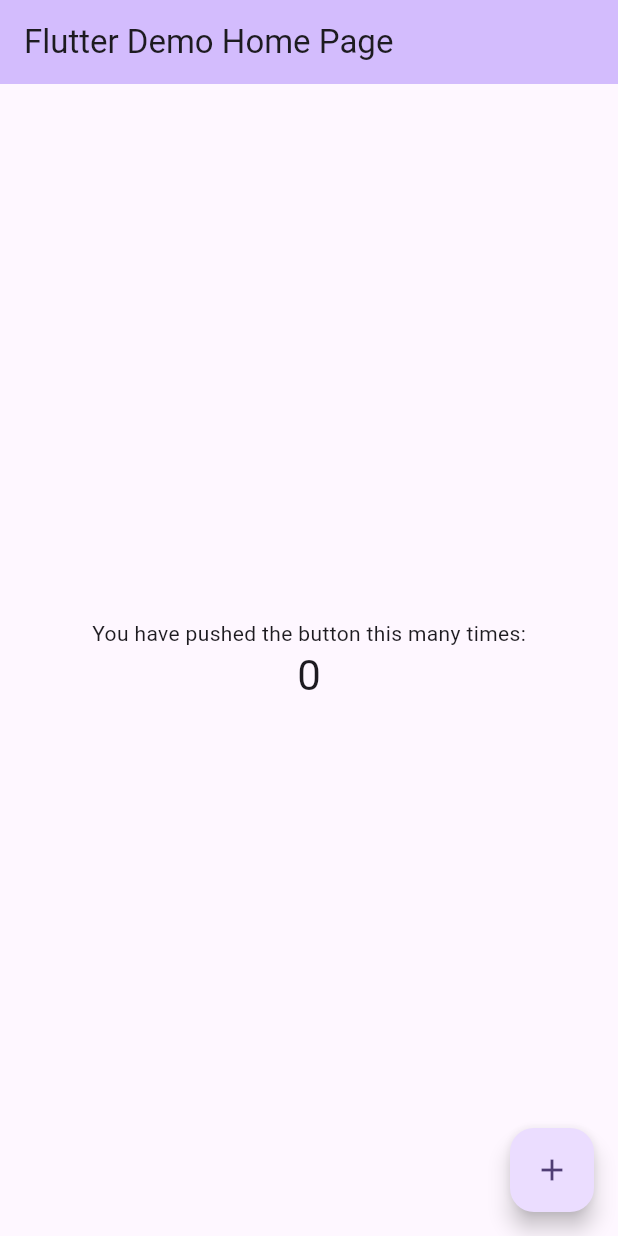
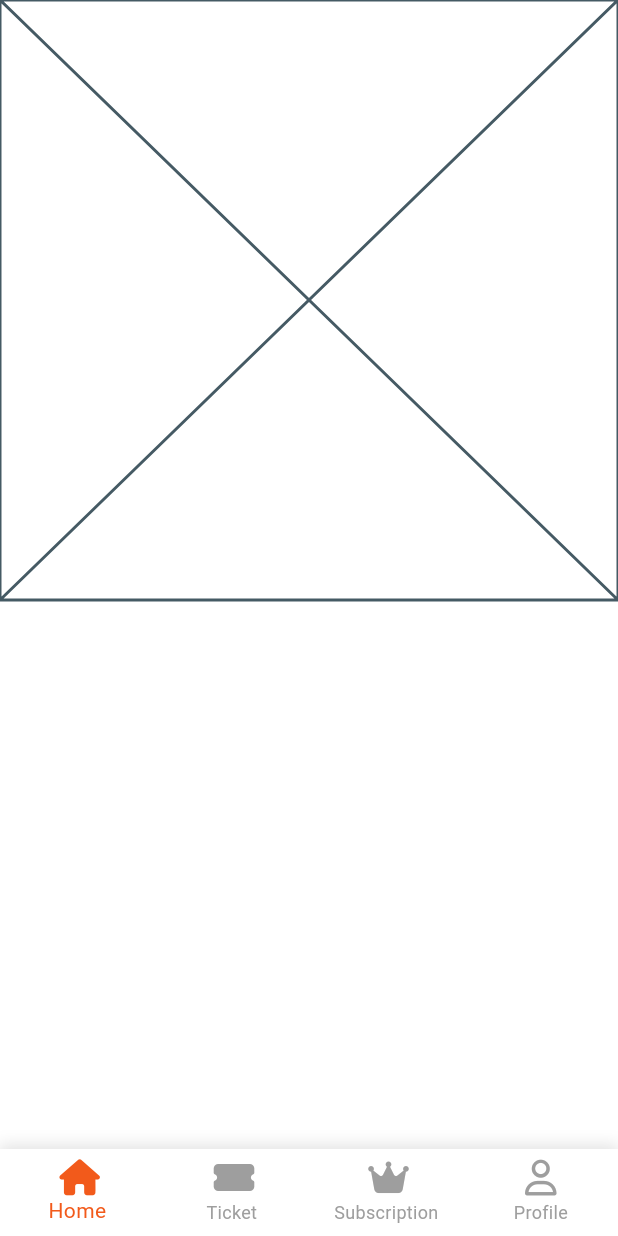
Before and after one commit to aya446/test1, a Flutter app: the screen it shows after launch, on a phone screen of 412 x 824 dp. Run offline on Flutter 3.47's test engine with Material 3 defaults, Android fonts, the phone set to English and light mode, and no system bars; our stand-ins replace font_awesome_flutter.

```diff
--- /dev/null
+++ b/lib/constants.dart
@@ -0,0 +1,7 @@
+import 'package:flutter/material.dart';
+
+class AppColors {
+  static const Color mainColor = Color(0xFFF25A1B);
+  static const Color secondColor = Color(0xFF4ABB69);
+  static const Color textColor = Color(0xFFACACAC);
+}
--- /dev/null
+++ b/lib/features/home/presentation/views/Home_page.dart
@@ -0,0 +1,39 @@
+import 'package:flutter/material.dart';
+import 'package:test1/features/home/presentation/views/widgets/custom_nav_bar.dart';
+import 'package:test1/features/home/presentation/views/widgets/home_body.dart';
+
+class HomePage extends StatefulWidget {
+  const HomePage({super.key});
+
+  @override
+  State<HomePage> createState() => _HomePageState();
+}
+
+class _HomePageState extends State<HomePage> {
+  int _currentIndex = 0;
+
+  final List<Widget> _screens = [
+    const HomeBody(),
+    const Center(child: Text('Ticket')),
+    const Center(child: Text('Subscription')),
+    const Center(child: Text('Profile')),
+  ];
+
+  void _onTabTapped(int index) {
+    setState(() {
+      _currentIndex = index;
+    });
+  }
+
+  @override
+  Widget build(BuildContext context) {
+    return Scaffold(
+      backgroundColor: Colors.white,
+      body: _screens[_currentIndex],
+      bottomNavigationBar: CustomBottomNavBar(
+        currentIndex: _currentIndex,
+        onTap: _onTabTapped,
+      ),
+    );
+  }
+}
--- /dev/null
+++ b/lib/features/home/presentation/views/widgets/custom_nav_bar.dart
@@ -0,0 +1,58 @@
+import 'package:flutter/material.dart';
+import 'package:font_awesome_flutter/font_awesome_flutter.dart';
+import 'package:test1/constants.dart';
+
+class CustomBottomNavBar extends StatelessWidget {
+  final int currentIndex;
+  final Function(int) onTap;
+
+  const CustomBottomNavBar({
+    super.key,
+    required this.currentIndex,
+    required this.onTap,
+  });
+
+  @override
+  Widget build(BuildContext context) {
+    return Container(
+      decoration: BoxDecoration(
+        color: Colors.white,
+        boxShadow: [
+          BoxShadow(
+            color: Colors.grey.withOpacity(0.3),
+            spreadRadius: 1,
+            blurRadius: 8,
+            offset: const Offset(0, -2),
+          ),
+        ],
+      ),
+      child: BottomNavigationBar(
+        backgroundColor: Colors.white,
+        currentIndex: currentIndex,
+        onTap: onTap,
+        selectedItemColor: AppColors.mainColor,
+        unselectedItemColor: Colors.grey,
+        elevation: 0,
+        type: BottomNavigationBarType.fixed,
+        items: const [
+          BottomNavigationBarItem(
+            icon: Icon(FontAwesomeIcons.home),
+            label: 'Home',
+          ),
+          BottomNavigationBarItem(
+            icon: Icon(FontAwesomeIcons.ticketSimple),
+            label: 'Ticket',
+          ),
+          BottomNavigationBarItem(
+            icon: Icon(FontAwesomeIcons.crown),
+            label: 'Subscription',
+          ),
+          BottomNavigationBarItem(
+            icon: Icon(FontAwesomeIcons.user),
+            label: 'Profile',
+          ),
+        ],
+      ),
+    );
+  }
+}
--- /dev/null
+++ b/lib/features/home/presentation/views/widgets/header_section.dart
@@ -0,0 +1,10 @@
+import 'package:flutter/material.dart';
+
+class HeaderSection extends StatelessWidget {
+  const HeaderSection({super.key});
+
+  @override
+  Widget build(BuildContext context) {
+    return const Placeholder();
+  }
+}
--- /dev/null
+++ b/lib/features/home/presentation/views/widgets/home_body.dart
@@ -0,0 +1,13 @@
+import 'package:flutter/material.dart';
+import 'package:test1/features/home/presentation/views/widgets/header_section.dart';
+
+class HomeBody extends StatelessWidget {
+  const HomeBody({super.key});
+
+  @override
+  Widget build(BuildContext context) {
+    return SingleChildScrollView(
+      child: Column(children: const [HeaderSection()]),
+    );
+  }
+}
--- a/lib/main.dart
+++ b/lib/main.dart
@@ -1,122 +1,16 @@
 import 'package:flutter/material.dart';
+import 'package:test1/features/home/presentation/views/Home_page.dart';
 
 void main() {
-  runApp(const MyApp());
+  runApp(const Test1());
 }
 
-class MyApp extends StatelessWidget {
-  const MyApp({super.key});
+class Test1 extends StatelessWidget {
+  const Test1({super.key});
 
   // This widget is the root of your application.
   @override
   Widget build(BuildContext context) {
-    return MaterialApp(
-      title: 'Flutter Demo',
-      theme: ThemeData(
-        // This is the theme of your application.
-        //
-        // TRY THIS: Try running your application with "flutter run". You'll see
-        // the application has a purple toolbar. Then, without quitting the app,
-        // try changing the seedColor in the colorScheme below to Colors.green
-        // and then invoke "hot reload" (save your changes or press the "hot
-        // reload" button in a Flutter-supported IDE, or press "r" if you used
-        // the command line to start the app).
-        //
-        // Notice that the counter didn't reset back to zero; the application
-        // state is not lost during the reload. To reset the state, use hot
-        // restart instead.
-        //
-        // This works for code too, not just values: Most code changes can be
-        // tested with just a hot reload.
-        colorScheme: ColorScheme.fromSeed(seedColor: Colors.deepPurple),
-      ),
-      home: const MyHomePage(title: 'Flutter Demo Home Page'),
-    );
+    return MaterialApp(debugShowCheckedModeBanner: false, home: HomePage());
   }
 }
-
-class MyHomePage extends StatefulWidget {
-  const MyHomePage({super.key, required this.title});
-
-  // This widget is the home page of your application. It is stateful, meaning
-  // that it has a State object (defined below) that contains fields that affect
-  // how it looks.
-
-  // This class is the configuration for the state. It holds the values (in this
-  // case the title) provided by the parent (in this case the App widget) and
-  // used by the build method of the State. Fields in a Widget subclass are
-  // always marked "final".
-
-  final String title;
-
-  @override
-  State<MyHomePage> createState() => _MyHomePageState();
-}
-
-class _MyHomePageState extends State<MyHomePage> {
-  int _counter = 0;
-
-  void _incrementCounter() {
-    setState(() {
-      // This call to setState tells the Flutter framework that something has
-      // changed in this State, which causes it to rerun the build method below
-      // so that the display can reflect the updated values. If we changed
-      // _counter without calling setState(), then the build method would not be
-      // called again, and so nothing would appear to happen.
-      _counter++;
-    });
-  }
-
-  @override
-  Widget build(BuildContext context) {
-    // This method is rerun every time setState is called, for instance as done
-    // by the _incrementCounter method above.
-    //
-    // The Flutter framework has been optimized to make rerunning build methods
-    // fast, so that you can just rebuild anything that needs updating rather
-    // than having to individually change instances of widgets.
-    return Scaffold(
-      appBar: AppBar(
-        // TRY THIS: Try changing the color here to a specific color (to
-        // Colors.amber, perhaps?) and trigger a hot reload to see the AppBar
-        // change color while the other colors stay the same.
-        backgroundColor: Theme.of(context).colorScheme.inversePrimary,
-        // Here we take the value from the MyHomePage object that was created by
-        // the App.build method, and use it to set our appbar title.
-        title: Text(widget.title),
-      ),
-      body: Center(
-        // Center is a layout widget. It takes a single child and positions it
-        // in the middle of the parent.
-        child: Column(
-          // Column is also a layout widget. It takes a list of children and
-          // arranges them vertically. By default, it sizes itself to fit its
-          // children horizontally, and tries to be as tall as its parent.
-          //
-          // Column has various properties to control how it sizes itself and
-          // how it positions its children. Here we use mainAxisAlignment to
-          // center the children vertically; the main axis here is the vertical
-          // axis because Columns are vertical (the cross axis would be
-          // horizontal).
-          //
-          // TRY THIS: Invoke "debug painting" (choose the "Toggle Debug Paint"
-          // action in the IDE, or press "p" in the console), to see the
-          // wireframe for each widget.
-          mainAxisAlignment: MainAxisAlignment.center,
-          children: <Widget>[
-            const Text('You have pushed the button this many times:'),
-            Text(
-              '$_counter',
-              style: Theme.of(context).textTheme.headlineMedium,
-            ),
-          ],
-        ),
-      ),
-      floatingActionButton: FloatingActionButton(
-        onPressed: _incrementCounter,
-        tooltip: 'Increment',
-        child: const Icon(Icons.add),
-      ), // This trailing comma makes auto-formatting nicer for build methods.
-    );
-  }
-}
```
Also changed, not shown: lib/core/utils/Styles.dart (added, +47 -0 lines), pubspec.yaml (+5 -5 lines), assets/fonts/Cairo-VariableFont_slnt,wght.ttf (added), pubspec.lock, 1 other file.
